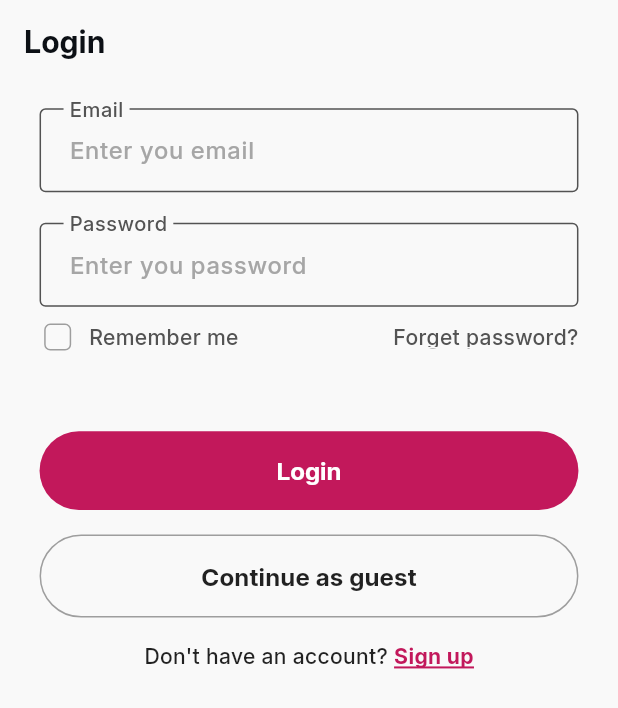
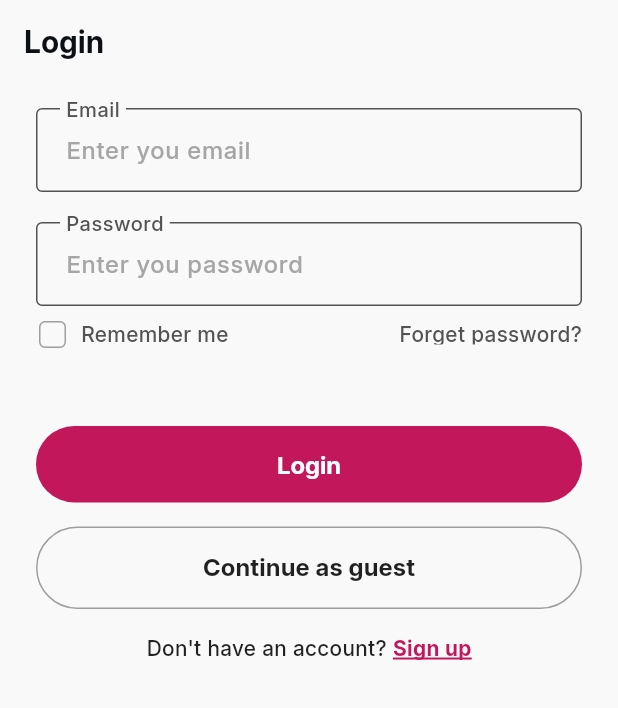
Before and after one commit to captainsero/Tracking_App, a Flutter app: the LoginBody screen opened directly, on a phone screen of 412 x 824 dp. Shown: the top 708 px of the screen. Run offline on Flutter 3.47's test engine with Material 3 defaults, Android fonts, the phone set to English and light mode, and no system bars; our stand-ins replace dio, equatable, flutter_bloc, flutter_secure_storage, get_it, go_router and 5 more; accounts and stored records are empty; generated files the repository leaves out were written again.

Commit message:
Complete login merge

```diff
--- /dev/null
+++ b/devtools_options.yaml
@@ -0,0 +1,3 @@
+description: This file stores settings for Dart & Flutter DevTools.
+documentation: https://docs.flutter.dev/tools/devtools/extensions#configure-extension-enablement-states
+extensions:
--- a/lib/core/router/app_router.dart
+++ b/lib/core/router/app_router.dart
@@ -5,8 +5,7 @@ import 'package:tracking_app/config/di/di.dart';
 import 'package:tracking_app/core/router/route_path.dart';
 import 'package:tracking_app/features/error/error_screen.dart';
 import 'package:tracking_app/features/onboarding/presentation/view/onboarding_page.dart';
-import 'package:tracking_app/features/onboarding/presentation/view/onboarding_view.dart';
-import 'package:tracking_app/features/profile/presentation/view_model/profile_cubit.dart';
+import 'package:tracking_app/features/profile/presentaion/view/profile_view.dart';
 import '../../features/auth/forget_password/presentation/view/forget_password_view.dart';
 import '../../features/auth/forget_password/presentation/view/reset_password_view.dart';
 import '../../features/auth/forget_password/presentation/view/verification_code_view.dart';
@@ -14,7 +13,6 @@ import '../../features/auth/login/presentation/view/pages/login_page.dart';
 import '../../features/auth/sign_up/presentation/view/sign_up_view.dart';
 import '../../features/home/presentation/view/home_view.dart';
 import '../../features/orders/presentaion/view/orders_view.dart';
-import '../../features/profile/presentation/view/profile_view.dart';
 import '../../features/splash/presentaion/view/splash_view.dart';
 
 abstract class AppRouter {
@@ -44,13 +42,13 @@ abstract class AppRouter {
       ),
       GoRoute(path: RoutePath.home, builder: (context, state) => HomeView()),
 
-      GoRoute(
-        path: RoutePath.profile,
-        builder: (context, state) => BlocProvider(
-          create: (context) => getIt.get<ProfileCubit>(),
-          child: ProfileView(),
-        ),
-      ),
+      // GoRoute(
+      //   path: RoutePath.profile,
+      //   builder: (context, state) => BlocProvider(
+      //     create: (context) => getIt.get<ProfileCubit>(),
+      //     child: ProfileView(),
+      //   ),
+      // ),
       GoRoute(
         path: RoutePath.orders,
         builder: (context, state) => OrdersView(),
--- a/lib/features/auth/login/presentation/view/widgets/Custom button.dart
+++ b/lib/features/auth/login/presentation/view/widgets/Custom button.dart
@@ -1,5 +1,4 @@
 import 'package:flutter/material.dart';
-import 'package:flutter_screenutil/flutter_screenutil.dart';
 
 /// Reusable pill-shaped primary button used across the app (login, register,
 /// etc). Shows a spinner instead of the title while [isLoading] is true.
@@ -35,16 +34,16 @@ class CustomButton extends StatelessWidget {
         style: ElevatedButton.styleFrom(
           backgroundColor: resolvedColor,
           disabledBackgroundColor: resolvedColor.withValues(alpha: 0.6),
-          padding: EdgeInsets.symmetric(vertical: 16.h),
+          padding: EdgeInsets.symmetric(vertical: 16),
           elevation: 0,
           shape: RoundedRectangleBorder(
-            borderRadius: BorderRadius.circular(30.r),
+            borderRadius: BorderRadius.circular(30),
           ),
         ),
         child: isLoading
             ? SizedBox(
-                width: 22.w,
-                height: 22.w,
+                width: 22,
+                height: 22,
                 child: const CircularProgressIndicator(
                   strokeWidth: 2.5,
                   valueColor: AlwaysStoppedAnimation<Color>(Colors.white),
@@ -54,7 +53,7 @@ class CustomButton extends StatelessWidget {
                 title,
                 style: TextStyle(
                   color: textColor,
-                  fontSize: 16.sp,
+                  fontSize: 16,
                   fontWeight: FontWeight.w600,
                 ),
               ),
--- a/lib/features/auth/login/presentation/view/widgets/do_not_have_account.dart
+++ b/lib/features/auth/login/presentation/view/widgets/do_not_have_account.dart
@@ -1,5 +1,6 @@
 import 'package:flutter/material.dart';
-import 'package:flutter_screenutil/flutter_screenutil.dart';
+import 'package:go_router/go_router.dart';
+import 'package:tracking_app/core/router/route_path.dart';
 
 class DoNotHaveAccount extends StatelessWidget {
   const DoNotHaveAccount({super.key});
@@ -15,17 +16,16 @@ class DoNotHaveAccount extends StatelessWidget {
         children: [
           Text(
             "Don't have an account? ",
-            style: TextStyle(fontSize: 14.sp, color: Colors.black87),
+            style: TextStyle(fontSize: 14, color: Colors.black87),
           ),
           GestureDetector(
             onTap: () {
-              // TODO: navigate to the sign-up screen, e.g.
-              // context.go(Routes.signUp)
+              context.go(RoutePath.signup);
             },
             child: Text(
               'Sign up',
               style: TextStyle(
-                fontSize: 14.sp,
+                fontSize: 14,
                 color: _signUpColor,
                 fontWeight: FontWeight.w600,
                 decoration: TextDecoration.underline,
--- a/lib/features/auth/login/presentation/view/widgets/login_body.dart
+++ b/lib/features/auth/login/presentation/view/widgets/login_body.dart
@@ -1,5 +1,3 @@
-import 'package:flutter_screenutil/flutter_screenutil.dart';
-
 import 'package:tracking_app/features/auth/login/presentation/view/widgets/Custom%20button.dart';
 import 'package:tracking_app/features/auth/login/presentation/view/widgets/Custom%20toast.dart';
 import 'package:tracking_app/generated/l10n.dart';
@@ -32,23 +30,23 @@ class _LoginBodyState extends State<LoginBody> {
           padding: const EdgeInsets.only(left: 16.0),
           child: Text(
             'Login',
-            style: TextStyle(fontSize: 20.sp, fontWeight: FontWeight.w600),
+            style: TextStyle(fontSize: 20, fontWeight: FontWeight.w600),
           ),
         ),
       ),
       body: SafeArea(
         child: SingleChildScrollView(
-          padding: EdgeInsets.symmetric(horizontal: 24.w, vertical: 16.h),
+          padding: EdgeInsets.symmetric(horizontal: 24, vertical: 16),
           child: Form(
             key: cubit.formKey,
             child: Column(
               crossAxisAlignment: CrossAxisAlignment.start,
               children: [
                 const LoginTextfields(),
-                SizedBox(height: 8.h),
+                SizedBox(height: 8),
 
                 const LoginOptionsRow(),
-                SizedBox(height: 50.h),
+                SizedBox(height: 50),
 
                 BlocConsumer<LoginCubit, LoginStates>(
                   listenWhen: (previous, current) {
@@ -97,7 +95,7 @@ class _LoginBodyState extends State<LoginBody> {
                     );
                   },
                 ),
-                SizedBox(height: 16.h),
+                SizedBox(height: 16),
 
                 SizedBox(
                   width: double.infinity,
@@ -108,23 +106,23 @@ class _LoginBodyState extends State<LoginBody> {
                       // or context.go(Routes.appLayout) directly.
                     },
                     style: OutlinedButton.styleFrom(
-                      padding: EdgeInsets.symmetric(vertical: 16.h),
+                      padding: EdgeInsets.symmetric(vertical: 16),
                       side: const BorderSide(color: Colors.grey),
                       shape: RoundedRectangleBorder(
-                        borderRadius: BorderRadius.circular(30.r),
+                        borderRadius: BorderRadius.circular(30),
                       ),
                     ),
                     child: Text(
                       'Continue as guest',
                       style: TextStyle(
-                        fontSize: 16.sp,
+                        fontSize: 16,
                         fontWeight: FontWeight.w600,
                         color: Colors.black87,
                       ),
                     ),
                   ),
                 ),
-                SizedBox(height: 16.h),
+                SizedBox(height: 16),
 
                 SizedBox(
                   width: double.infinity,
--- a/lib/features/auth/login/presentation/view/widgets/login_options_row.dart
+++ b/lib/features/auth/login/presentation/view/widgets/login_options_row.dart
@@ -1,5 +1,4 @@
 import 'package:flutter/material.dart';
-import 'package:flutter_screenutil/flutter_screenutil.dart';
 
 class LoginOptionsRow extends StatefulWidget {
   const LoginOptionsRow({super.key});
@@ -20,13 +19,13 @@ class _LoginOptionsRowState extends State<LoginOptionsRow> {
           mainAxisSize: MainAxisSize.min,
           children: [
             SizedBox(
-              width: 22.w,
-              height: 22.w,
+              width: 22,
+              height: 22,
               child: Checkbox(
                 value: _rememberMe,
                 materialTapTargetSize: MaterialTapTargetSize.shrinkWrap,
                 shape: RoundedRectangleBorder(
-                  borderRadius: BorderRadius.circular(4.r),
+                  borderRadius: BorderRadius.circular(4),
                 ),
                 side: const BorderSide(color: Colors.grey),
                 onChanged: (value) {
@@ -38,8 +37,8 @@ class _LoginOptionsRowState extends State<LoginOptionsRow> {
                 },
               ),
             ),
-            SizedBox(width: 8.w),
-            Text('Remember me', style: TextStyle(fontSize: 14.sp)),
+            SizedBox(width: 8),
+            Text('Remember me', style: TextStyle(fontSize: 14)),
           ],
         ),
         GestureDetector(
@@ -50,7 +49,7 @@ class _LoginOptionsRowState extends State<LoginOptionsRow> {
           child: Text(
             'Forget password?',
             style: TextStyle(
-              fontSize: 14.sp,
+              fontSize: 14,
               fontWeight: FontWeight.w500,
               decoration: TextDecoration.underline,
             ),
--- a/lib/features/auth/login/presentation/view/widgets/login_textfields.dart
+++ b/lib/features/auth/login/presentation/view/widgets/login_textfields.dart
@@ -1,6 +1,5 @@
 import 'package:flutter/material.dart';
 import 'package:flutter_bloc/flutter_bloc.dart';
-import 'package:flutter_screenutil/flutter_screenutil.dart';
 
 import 'package:tracking_app/generated/l10n.dart';
 
@@ -29,7 +28,7 @@ class LoginTextfields extends StatelessWidget {
             hintText: 'Enter you email',
             floatingLabelBehavior: FloatingLabelBehavior.always,
             border: OutlineInputBorder(
-              borderRadius: BorderRadius.circular(12.r),
+              borderRadius: BorderRadius.circular(12),
               borderSide: const BorderSide(color: Colors.grey),
             ),
           ),
@@ -43,7 +42,7 @@ class LoginTextfields extends StatelessWidget {
             return null;
           },
         ),
-        SizedBox(height: 20.h),
+        SizedBox(height: 20),
         TextFormField(
           // TODO: confirm `passwordController` is the real field name on LoginCubit
           controller: cubit.passwordController,
@@ -53,7 +52,7 @@ class LoginTextfields extends StatelessWidget {
             hintText: 'Enter you password',
             floatingLabelBehavior: FloatingLabelBehavior.always,
             border: OutlineInputBorder(
-              borderRadius: BorderRadius.circular(12.r),
+              borderRadius: BorderRadius.circular(12),
               borderSide: const BorderSide(color: Colors.grey),
             ),
           ),
--- a/lib/l10n/intl_en.arb
+++ b/lib/l10n/intl_en.arb
@@ -22,7 +22,7 @@
     "goToHome": "goToHome",
     "onBoardingWelcomeText": "Welcome to Elevate Tracking App",
     "onBoardingLogin": "Login",
-    "onBoardingApplyNow": "Apply Now"
+    "onBoardingApplyNow": "Apply Now",
     "apply": "Apply",
     "welcome": "Welcome!!",
     "applySubtitle": "You want to be a delivery man?\nJoin our team",
@@ -57,7 +57,7 @@
     "male": "Male",
     "fieldRequired": "This field is required",
     "continueText": "Continue",
-    "enterA": "enterA"
+    "enterA": "enterA",
 
     "logout": "Logout",
     "confirmLogout": "Confirm logout!!",
--- a/pubspec.yaml
+++ b/pubspec.yaml
@@ -54,8 +54,6 @@ dependencies:
   retrofit: ^4.9.2
   shimmer: ^3.0.0
   url_launcher: ^6.3.2
-  flutter_screenutil: ^5.9.3
-  lottie: ^3.1.2
 
 dev_dependencies:
   build_runner: ^2.15.0
@@ -88,7 +86,7 @@ flutter:
   assets:
     - assets/
     - assets/animations/
-    - assets/animations/tick_green.json
+    # - assets/animations/tick_green.json
   #   - images/a_dot_ham.jpeg
   # An image asset can refer to one or more resolution-specific "variants", see
   # https://flutter.dev/to/resolution-aware-images
```
Also changed, not shown: lib/features/auth/login/presentation/view/widgets/Custom toast.dart (+13 -15 lines), lib/features/onboarding/presentation/view/onboarding_page.dart (+4 -5 lines), lib/main.dart (+1 -7 lines), lib/generated/intl/messages_en.dart, lib/generated/l10n.dart, pubspec.lock.
